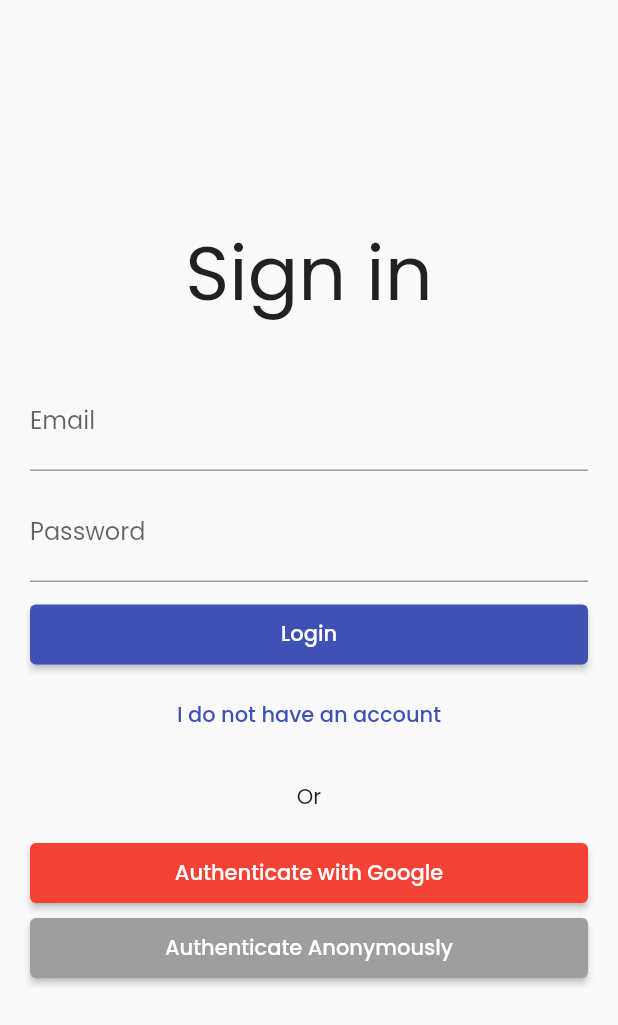
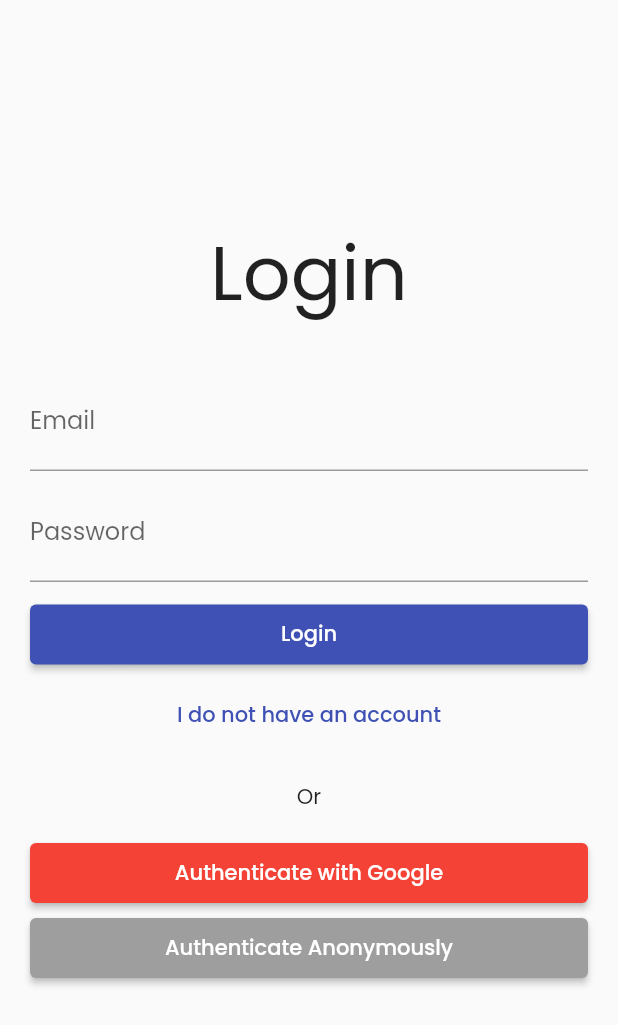
Before and after one commit to BlackIQ/TimeTracker-Flutter, a Flutter app: the screen it shows after launch, on a phone screen of 412 x 824 dp. Shown: the top 1025 px of the screen. Run offline on Flutter 3.47's test engine with Material 2 defaults, Android fonts, the phone set to English and light mode, and no system bars; our stand-ins replace cloud_firestore, firebase_auth, firebase_core, google_fonts, google_sign_in; accounts and stored records are empty.

Commit message:
Add a dynamic text for head of form

```diff
--- a/lib/app/screens/auth/auth.dart
+++ b/lib/app/screens/auth/auth.dart
@@ -32,10 +32,10 @@ class _AuthScreenState extends State<AuthScreen> {
           crossAxisAlignment: CrossAxisAlignment.stretch,
           children: <Widget>[
             const SizedBox(height: 125),
-            const Center(
+            Center(
               child: Text(
-                'Sign in',
-                style: TextStyle(
+                login ? 'Login' : 'Register',
+                style: const TextStyle(
                   fontSize: 50,
                 ),
               ),
```
